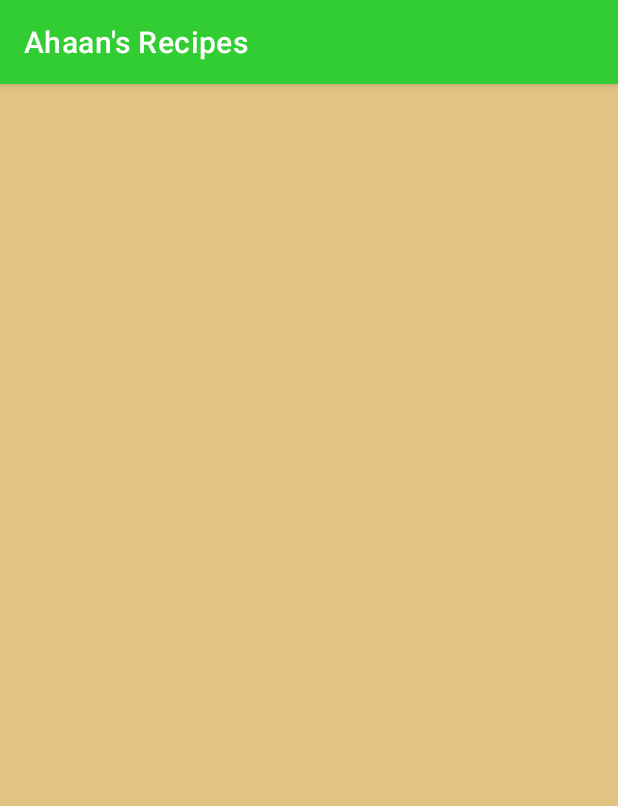
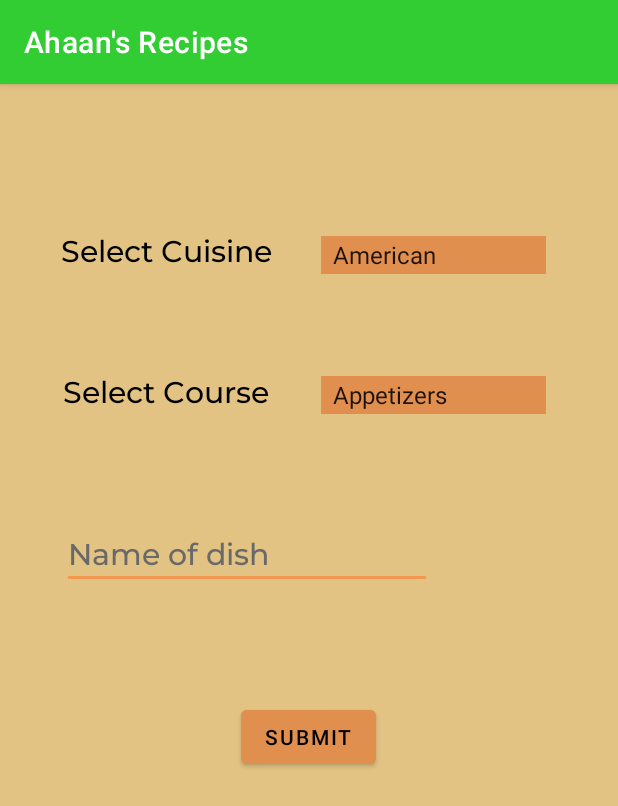
Before and after one commit to Ahaan25/RecipeAppJava, an Android app: the SuggestRecipes screen opened directly, with no data from a screen before it, on a phone screen of 412 x 824 dp. Shown: the top 806 px of the screen. Run offline under Robolectric (Android 15) with nearby library versions, the phone set to English and light mode, and no system bars.

Commit message:
Added basic functions

```diff
--- a/app/src/main/java/com/example/recipeappjava/SuggestRecipes.java
+++ b/app/src/main/java/com/example/recipeappjava/SuggestRecipes.java
@@ -3,12 +3,45 @@ package com.example.recipeappjava;
 import androidx.appcompat.app.AppCompatActivity;
 
 import android.os.Bundle;
+import android.view.View;
+import android.widget.ArrayAdapter;
+import android.widget.Button;
+import android.widget.EditText;
+import android.widget.Spinner;
 
 public class SuggestRecipes extends AppCompatActivity {
+
+    Spinner selectcuisine, selectcourse;
+    EditText nameofdish;
+    Button submit;
 
     @Override
     protected void onCreate(Bundle savedInstanceState) {
         super.onCreate(savedInstanceState);
         setContentView(R.layout.activity_suggest_recipes);
+
+        selectcuisine=findViewById(R.id.spinner1);
+        ArrayAdapter<CharSequence> adapter=ArrayAdapter.createFromResource(this, R.array.SelectCuisines, android.R.layout.simple_spinner_item);
+        adapter.setDropDownViewResource(android.R.layout.simple_spinner_item);
+        selectcuisine.setAdapter(adapter);
+
+        selectcourse=findViewById(R.id.spinner2);
+        ArrayAdapter<CharSequence> adapter2=ArrayAdapter.createFromResource(this, R.array.SelectCourses, android.R.layout.simple_spinner_item);
+        adapter.setDropDownViewResource(android.R.layout.simple_spinner_item);
+        selectcourse.setAdapter(adapter2);
+
+        nameofdish=findViewById(R.id.editTextTextPersonName);
+
+
+        submit=findViewById(R.id.button);
+        submit.setOnClickListener(new View.OnClickListener() {
+            @Override
+            public void onClick(View v) {
+
+            }
+        });
+
+
+
     }
 }
--- a/app/src/main/res/layout/activity_suggest_recipes.xml
+++ b/app/src/main/res/layout/activity_suggest_recipes.xml
@@ -7,4 +7,90 @@
     tools:context=".SuggestRecipes"
     android:background="#e2c383">
 
+    <Spinner
+        android:id="@+id/spinner2"
+        android:layout_width="150dp"
+        android:layout_height="25dp"
+        android:background="#E18F4E"
+        app:layout_constraintBottom_toBottomOf="parent"
+        app:layout_constraintEnd_toEndOf="parent"
+        app:layout_constraintHorizontal_bias="0.417"
+        app:layout_constraintStart_toEndOf="@+id/textView21"
+        app:layout_constraintTop_toTopOf="parent"
+        app:layout_constraintVertical_bias="0.262" />
+
+    <TextView
+        android:id="@+id/textView21"
+        android:layout_width="wrap_content"
+        android:layout_height="wrap_content"
+        android:fontFamily="@font/montserratmedium"
+        android:text="Select Course"
+        android:textColor="@color/black"
+        android:textSize="20sp"
+        app:layout_constraintBottom_toBottomOf="parent"
+        app:layout_constraintEnd_toEndOf="parent"
+        app:layout_constraintHorizontal_bias="0.154"
+        app:layout_constraintStart_toStartOf="parent"
+        app:layout_constraintTop_toTopOf="parent"
+        app:layout_constraintVertical_bias="0.259" />
+
+    <TextView
+        android:id="@+id/textView20"
+        android:layout_width="wrap_content"
+        android:layout_height="wrap_content"
+        android:text="Select Cuisine"
+        app:layout_constraintBottom_toBottomOf="parent"
+        app:layout_constraintEnd_toEndOf="parent"
+        app:layout_constraintHorizontal_bias="0.15"
+        app:layout_constraintStart_toStartOf="parent"
+        app:layout_constraintTop_toTopOf="parent"
+        app:layout_constraintVertical_bias="0.132"
+        android:fontFamily="@font/montserratmedium"
+        android:textColor="@color/black"
+        android:textSize="20sp"/>
+
+    <Spinner
+        android:id="@+id/spinner1"
+        android:layout_width="150dp"
+        android:layout_height="25dp"
+        app:layout_constraintBottom_toBottomOf="parent"
+        app:layout_constraintEnd_toEndOf="parent"
+        app:layout_constraintHorizontal_bias="0.407"
+        app:layout_constraintStart_toEndOf="@+id/textView20"
+        app:layout_constraintTop_toTopOf="parent"
+        app:layout_constraintVertical_bias="0.136"
+        android:background="#E18F4E" />
+
+    <EditText
+        android:id="@+id/editTextTextPersonName"
+        android:layout_width="wrap_content"
+        android:layout_height="wrap_content"
+        android:ems="10"
+        android:fontFamily="@font/montserratmedium"
+        android:hint="Name of dish"
+        android:inputType="textPersonName"
+        android:textColor="@color/black"
+        android:textColorHint="#696969"
+        android:textSize="20sp"
+        app:layout_constraintBottom_toBottomOf="parent"
+        app:layout_constraintEnd_toEndOf="parent"
+        app:layout_constraintHorizontal_bias="0.251"
+        app:layout_constraintStart_toStartOf="parent"
+        app:layout_constraintTop_toTopOf="parent"
+        app:layout_constraintVertical_bias="0.402" />
+
+    <Button
+        android:id="@+id/button"
+        android:layout_width="wrap_content"
+        android:layout_height="wrap_content"
+        android:text="Submit"
+        app:layout_constraintBottom_toBottomOf="parent"
+        app:layout_constraintEnd_toEndOf="parent"
+        app:layout_constraintHorizontal_bias="0.498"
+        app:layout_constraintStart_toStartOf="parent"
+        app:layout_constraintTop_toTopOf="parent"
+        app:layout_constraintVertical_bias="0.571"
+        android:backgroundTint="#E18F4E"
+        android:textColor="@color/black"/>
+
 </androidx.constraintlayout.widget.ConstraintLayout>
--- a/app/src/main/res/values/strings.xml
+++ b/app/src/main/res/values/strings.xml
@@ -13,4 +13,21 @@
 
     <string name="hello_first_fragment">Hello first fragment</string>
     <string name="hello_second_fragment">Hello second fragment. Arg: %1$s</string>
+
+    <string-array name="SelectCuisines">
+        <item>American</item>
+        <item>Chinese</item>
+        <item>Indian</item>
+        <item>Italian</item>
+        <item>Japanese</item>
+        <item>Mexican</item>
+    </string-array>
+
+    <string-array name="SelectCourses">
+        <item>Appetizers</item>
+        <item>Main Course</item>
+        <item>Desserts</item>
+        <item>Palete Cleansers</item>
+    </string-array>
+
 </resources>
```
